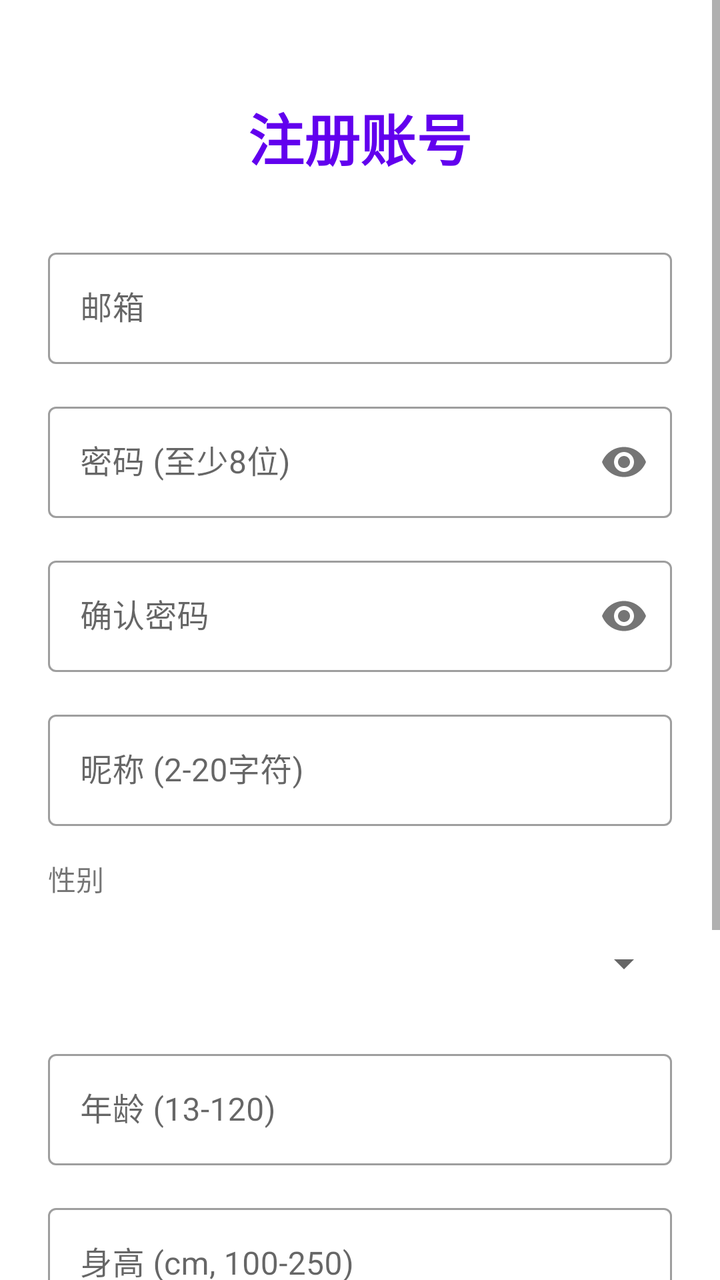
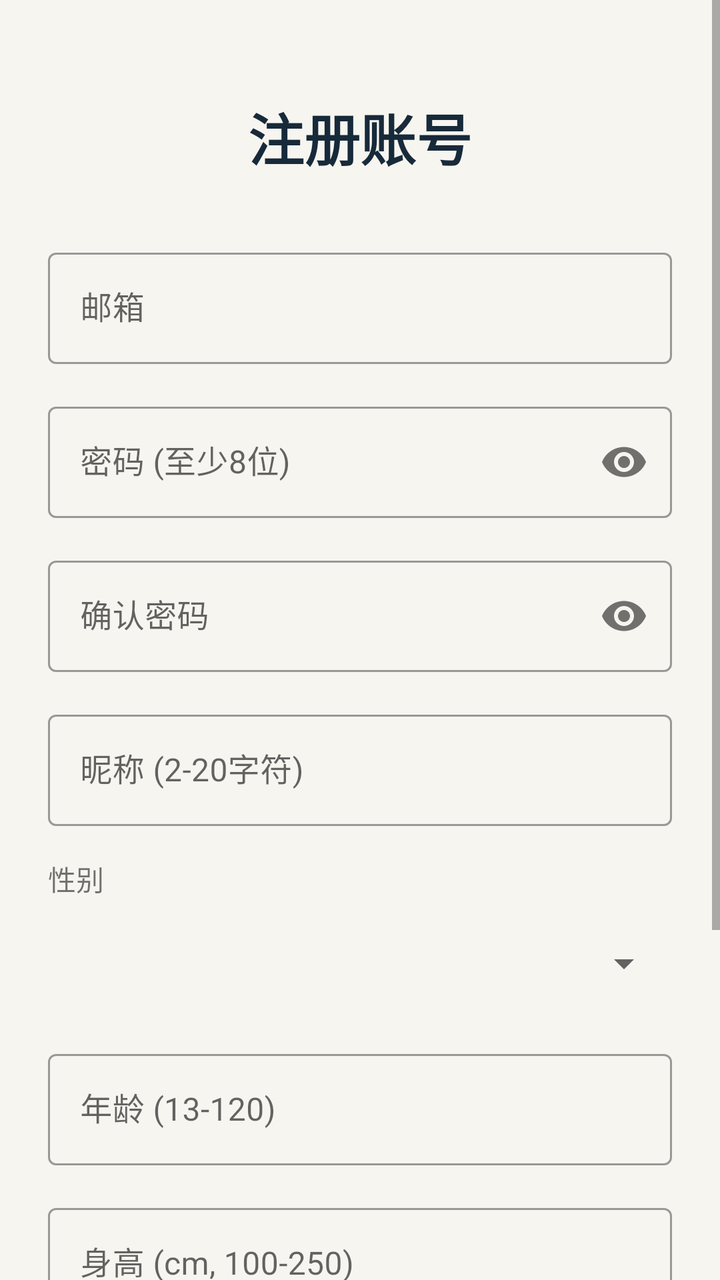

Compare the two renders of this Android layout. The source of the first and the diff that turns it into the second are given below.
<!-- AndroidManifest.xml: activity theme Theme.WeightLossBetting -->
<!-- res/layout/activity_register.xml -->
<?xml version="1.0" encoding="utf-8"?>
<ScrollView xmlns:android="http://schemas.android.com/apk/res/android"
    xmlns:app="http://schemas.android.com/apk/res-auto"
    android:layout_width="match_parent"
    android:layout_height="match_parent"
    android:fillViewport="true">

    <androidx.constraintlayout.widget.ConstraintLayout
        android:layout_width="match_parent"
        android:layout_height="wrap_content"
        android:padding="24dp">

        
        <TextView
            android:id="@+id/tvTitle"
            android:layout_width="wrap_content"
            android:layout_height="wrap_content"
            android:text="注册账号"
            android:textSize="28sp"
            android:textStyle="bold"
            android:textColor="@color/design_default_color_primary"
            app:layout_constraintTop_toTopOf="parent"
            app:layout_constraintStart_toStartOf="parent"
            app:layout_constraintEnd_toEndOf="parent"
            android:layout_marginTop="24dp" />

        
        <com.google.android.material.textfield.TextInputLayout
            android:id="@+id/tilEmail"
            android:layout_width="0dp"
            android:layout_height="wrap_content"
            android:hint="邮箱"
            app:layout_constraintTop_toBottomOf="@id/tvTitle"
            app:layout_constraintStart_toStartOf="parent"
            app:layout_constraintEnd_toEndOf="parent"
            android:layout_marginTop="32dp"
            style="@style/Widget.MaterialComponents.TextInputLayout.OutlinedBox">

            <com.google.android.material.textfield.TextInputEditText
                android:id="@+id/etEmail"
                android:layout_width="match_parent"
                android:layout_height="wrap_content"
                android:inputType="textEmailAddress"
                android:maxLines="1" />

        </com.google.android.material.textfield.TextInputLayout>

        
        <com.google.android.material.textfield.TextInputLayout
            android:id="@+id/tilPassword"
            android:layout_width="0dp"
            android:layout_height="wrap_content"
            android:hint="密码 (至少8位)"
            app:layout_constraintTop_toBottomOf="@id/tilEmail"
            app:layout_constraintStart_toStartOf="parent"
            app:layout_constraintEnd_toEndOf="parent"
            android:layout_marginTop="16dp"
            app:passwordToggleEnabled="true"
            style="@style/Widget.MaterialComponents.TextInputLayout.OutlinedBox">

            <com.google.android.material.textfield.TextInputEditText
                android:id="@+id/etPassword"
                android:layout_width="match_parent"
                android:layout_height="wrap_content"
                android:inputType="textPassword"
                android:maxLines="1" />

        </com.google.android.material.textfield.TextInputLayout>

        
        <com.google.android.material.textfield.TextInputLayout
            android:id="@+id/tilConfirmPassword"
            android:layout_width="0dp"
            android:layout_height="wrap_content"
            android:hint="确认密码"
            app:layout_constraintTop_toBottomOf="@id/tilPassword"
            app:layout_constraintStart_toStartOf="parent"
            app:layout_constraintEnd_toEndOf="parent"
            android:layout_marginTop="16dp"
            app:passwordToggleEnabled="true"
            style="@style/Widget.MaterialComponents.TextInputLayout.OutlinedBox">

            <com.google.android.material.textfield.TextInputEditText
                android:id="@+id/etConfirmPassword"
                android:layout_width="match_parent"
                android:layout_height="wrap_content"
                android:inputType="textPassword"
                android:maxLines="1" />

        </com.google.android.material.textfield.TextInputLayout>

        
        <com.google.android.material.textfield.TextInputLayout
            android:id="@+id/tilNickname"
            android:layout_width="0dp"
            android:layout_height="wrap_content"
            android:hint="昵称 (2-20字符)"
            app:layout_constraintTop_toBottomOf="@id/tilConfirmPassword"
            app:layout_constraintStart_toStartOf="parent"
            app:layout_constraintEnd_toEndOf="parent"
            android:layout_marginTop="16dp"
            style="@style/Widget.MaterialComponents.TextInputLayout.OutlinedBox">

            <com.google.android.material.textfield.TextInputEditText
                android:id="@+id/etNickname"
                android:layout_width="match_parent"
                android:layout_height="wrap_content"
                android:inputType="text"
                android:maxLines="1" />

        </com.google.android.material.textfield.TextInputLayout>

        
        <TextView
            android:id="@+id/tvGenderLabel"
            android:layout_width="wrap_content"
            android:layout_height="wrap_content"
            android:text="性别"
            android:textSize="14sp"
            app:layout_constraintTop_toBottomOf="@id/tilNickname"
            app:layout_constraintStart_toStartOf="parent"
            android:layout_marginTop="16dp" />

        <Spinner
            android:id="@+id/spinnerGender"
            android:layout_width="0dp"
            android:layout_height="wrap_content"
            app:layout_constraintTop_toBottomOf="@id/tvGenderLabel"
            app:layout_constraintStart_toStartOf="parent"
            app:layout_constraintEnd_toEndOf="parent"
            android:layout_marginTop="8dp"
            android:minHeight="48dp" />

        
        <com.google.android.material.textfield.TextInputLayout
            android:id="@+id/tilAge"
            android:layout_width="0dp"
            android:layout_height="wrap_content"
            android:hint="年龄 (13-120)"
            app:layout_constraintTop_toBottomOf="@id/spinnerGender"
            app:layout_constraintStart_toStartOf="parent"
            app:layout_constraintEnd_toEndOf="parent"
            android:layout_marginTop="16dp"
            style="@style/Widget.MaterialComponents.TextInputLayout.OutlinedBox">

            <com.google.android.material.textfield.TextInputEditText
                android:id="@+id/etAge"
                android:layout_width="match_parent"
                android:layout_height="wrap_content"
                android:inputType="number"
                android:maxLines="1" />

        </com.google.android.material.textfield.TextInputLayout>

        
        <com.google.android.material.textfield.TextInputLayout
            android:id="@+id/tilHeight"
            android:layout_width="0dp"
            android:layout_height="wrap_content"
            android:hint="身高 (cm, 100-250)"
            app:layout_constraintTop_toBottomOf="@id/tilAge"
            app:layout_constraintStart_toStartOf="parent"
            app:layout_constraintEnd_toEndOf="parent"
            android:layout_marginTop="16dp"
            style="@style/Widget.MaterialComponents.TextInputLayout.OutlinedBox">

            <com.google.android.material.textfield.TextInputEditText
                android:id="@+id/etHeight"
                android:layout_width="match_parent"
                android:layout_height="wrap_content"
                android:inputType="numberDecimal"
                android:maxLines="1" />

        </com.google.android.material.textfield.TextInputLayout>

        
        <com.google.android.material.textfield.TextInputLayout
            android:id="@+id/tilCurrentWeight"
            android:layout_width="0dp"
            android:layout_height="wrap_content"
            android:hint="当前体重 (kg, 30-300)"
            app:layout_constraintTop_toBottomOf="@id/tilHeight"
            app:layout_constraintStart_toStartOf="parent"
            app:layout_constraintEnd_toEndOf="parent"
            android:layout_marginTop="16dp"
            style="@style/Widget.MaterialComponents.TextInputLayout.OutlinedBox">

            <com.google.android.material.textfield.TextInputEditText
                android:id="@+id/etCurrentWeight"
                android:layout_width="match_parent"
                android:layout_height="wrap_content"
                android:inputType="numberDecimal"
                android:maxLines="1" />

        </com.google.android.material.textfield.TextInputLayout>

        
        <com.google.android.material.button.MaterialButton
            android:id="@+id/btnRegister"
            android:layout_width="0dp"
            android:layout_height="wrap_content"
            android:text="注册"
            android:textSize="16sp"
            app:layout_constraintTop_toBottomOf="@id/tilCurrentWeight"
            app:layout_constraintStart_toStartOf="parent"
            app:layout_constraintEnd_toEndOf="parent"
            android:layout_marginTop="24dp"
            android:padding="12dp" />

        
        <TextView
            android:id="@+id/tvLogin"
            android:layout_width="wrap_content"
            android:layout_height="wrap_content"
            android:text="已有账号？立即登录"
            android:textSize="14sp"
            android:textColor="@color/design_default_color_primary"
            app:layout_constraintTop_toBottomOf="@id/btnRegister"
            app:layout_constraintStart_toStartOf="parent"
            app:layout_constraintEnd_toEndOf="parent"
            android:layout_marginTop="16dp"
            android:layout_marginBottom="24dp"
            android:clickable="true"
            android:focusable="true" />

        
        <ProgressBar
            android:id="@+id/progressBar"
            android:layout_width="wrap_content"
            android:layout_height="wrap_content"
            android:visibility="gone"
            app:layout_constraintTop_toTopOf="parent"
            app:layout_constraintBottom_toBottomOf="parent"
            app:layout_constraintStart_toStartOf="parent"
            app:layout_constraintEnd_toEndOf="parent" />

    </androidx.constraintlayout.widget.ConstraintLayout>

</ScrollView>
<!-- resources referenced by this layout -->
<resources>
  <style name="Theme.WeightLossBetting" parent="Theme.MaterialComponents.Light.NoActionBar">
          <item name="colorPrimary">@color/brand_primary</item>
          <item name="colorPrimaryDark">@color/brand_primary_dark</item>
          <item name="colorAccent">@color/brand_accent</item>
          <item name="android:statusBarColor">@color/brand_primary_dark</item>
          <item name="android:navigationBarColor">@color/brand_background</item>
          <item name="android:windowLightStatusBar">false</item>
          <item name="android:windowLightNavigationBar">true</item>
          
          
          <item name="XUIThemeStyle">@style/XUITheme.Phone</item>
      </style>
  <color name="brand_primary">#FFE85D4A</color>
  <color name="brand_primary_dark">#FFB94235</color>
  <color name="brand_accent">#FF2E9D87</color>
  <color name="brand_background">#FFF7F5F0</color>
</resources>

<!-- the commit's change to res/layout/activity_register.xml (unified diff, before → after) -->
@@ -3,7 +3,8 @@
     xmlns:app="http://schemas.android.com/apk/res-auto"
     android:layout_width="match_parent"
     android:layout_height="match_parent"
-    android:fillViewport="true">
+    android:fillViewport="true"
+    android:background="@color/brand_background">
 
     <androidx.constraintlayout.widget.ConstraintLayout
         android:layout_width="match_parent"
@@ -18,7 +19,7 @@
             android:text="注册账号"
             android:textSize="28sp"
             android:textStyle="bold"
-            android:textColor="@color/design_default_color_primary"
+            android:textColor="@color/brand_text"
             app:layout_constraintTop_toTopOf="parent"
             app:layout_constraintStart_toStartOf="parent"
             app:layout_constraintEnd_toEndOf="parent"
@@ -205,7 +206,11 @@
             app:layout_constraintStart_toStartOf="parent"
             app:layout_constraintEnd_toEndOf="parent"
             android:layout_marginTop="24dp"
-            android:padding="12dp" />
+            android:padding="12dp"
+            android:textColor="@color/white"
+            android:backgroundTint="@color/brand_primary"
+            android:textAllCaps="false"
+            app:cornerRadius="12dp" />
 
         
         <TextView
@@ -214,7 +219,7 @@
             android:layout_height="wrap_content"
             android:text="已有账号？立即登录"
             android:textSize="14sp"
-            android:textColor="@color/design_default_color_primary"
+            android:textColor="@color/brand_primary"
             app:layout_constraintTop_toBottomOf="@id/btnRegister"
             app:layout_constraintStart_toStartOf="parent"
             app:layout_constraintEnd_toEndOf="parent"
<!-- resource entries referenced after the edit -->
@@ -13,6 +13,8 @@
           <item name="XUIThemeStyle">@style/XUITheme.Phone</item>
       </style>
   <color name="brand_primary">#FFE85D4A</color>
+  <color name="brand_text">#FF172A3A</color>
+  <color name="white">#FFFFFFFF</color>
   <color name="brand_primary_dark">#FFB94235</color>
   <color name="brand_accent">#FF2E9D87</color>
   <color name="brand_background">#FFF7F5F0</color>
